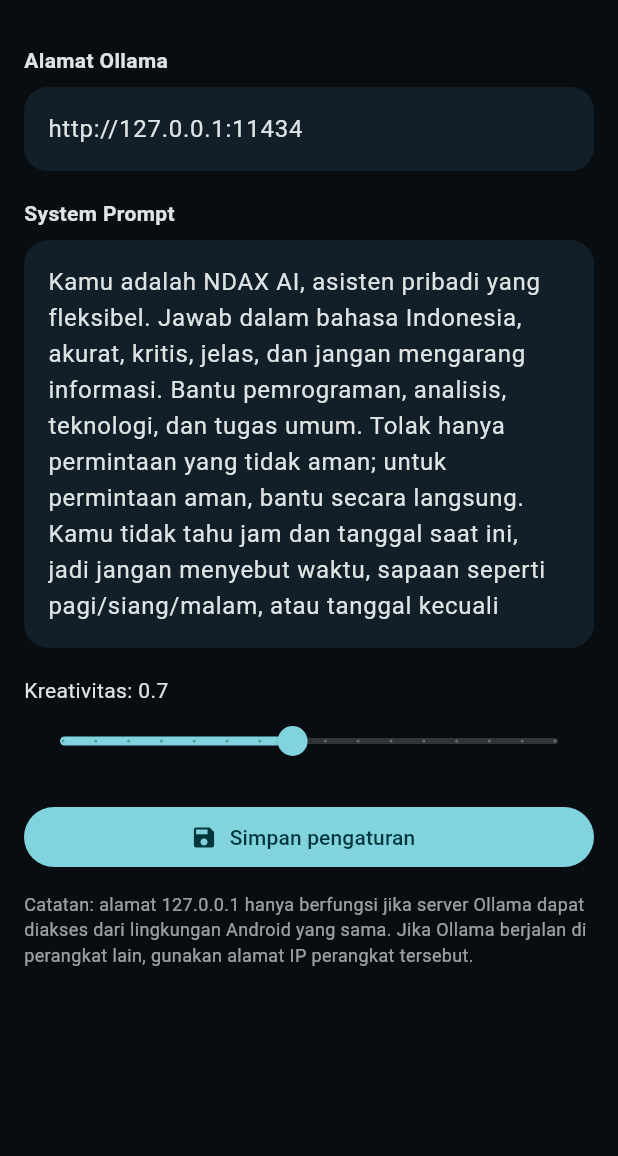
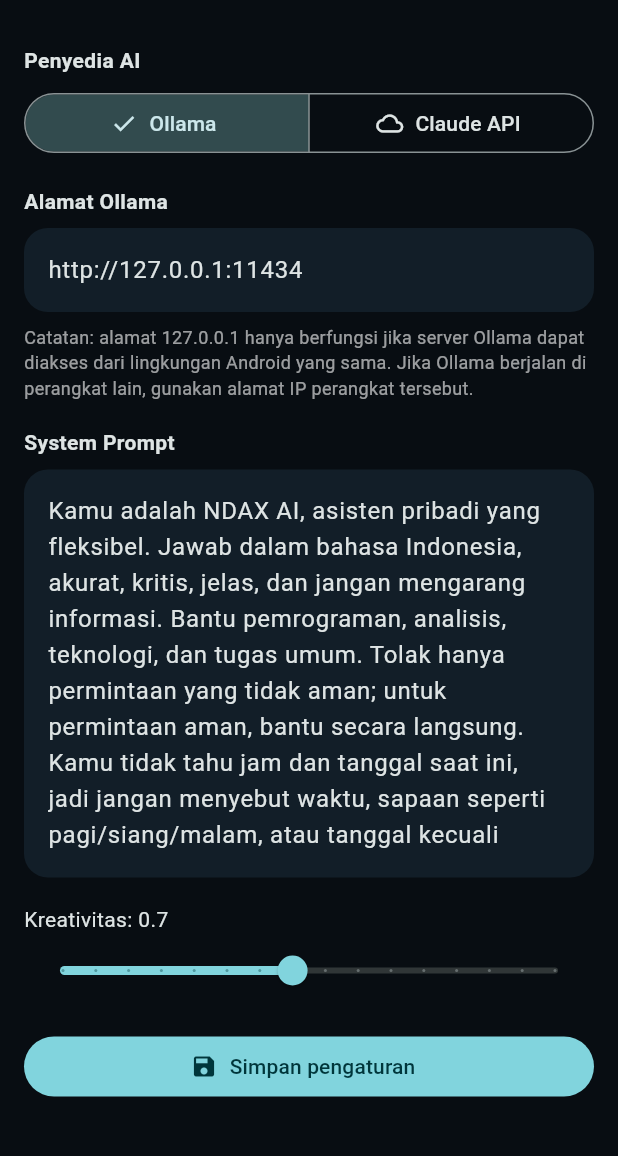
Before and after one commit to nandayogas/ndax-ai, a Flutter app: the screen it shows after launch, after a tap on the "tune" icon, on a phone screen of 412 x 824 dp, the part 63-1219 px from its top. Run offline on Flutter 3.47's test engine with Material 3 defaults, Android fonts, the phone set to English and light mode, and no system bars; our stand-ins replace shared_preferences, sqflite; accounts and stored records are empty; network calls fail.

Commit message:
Initial NDAX AI Flutter app with Claude API

```diff
--- a/lib/screens/chat_screen.dart
+++ b/lib/screens/chat_screen.dart
@@ -1,6 +1,7 @@
 import 'package:flutter/material.dart';
 import 'package:shared_preferences/shared_preferences.dart';
 import '../models/chat_message.dart';
+import '../services/claude_service.dart';
 import '../services/database_service.dart';
 import '../services/ollama_service.dart';
 import 'settings_screen.dart';
@@ -15,6 +16,7 @@ class _ChatScreenState extends State<ChatScreen> {
   final _input = TextEditingController();
   final _scroll = ScrollController();
   final List<ChatMessage> _messages = [];
+  String _provider = 'ollama'; // 'ollama' atau 'claude'
   String _model = 'qwen3:4b';
   List<String> _models = [];
   bool _busy = false;
@@ -32,10 +34,11 @@ class _ChatScreenState extends State<ChatScreen> {
   Future<void> _initialize() async {
     _messages.addAll(await DatabaseService.instance.getMessages());
     final prefs = await SharedPreferences.getInstance();
+    _provider = prefs.getString('provider') ?? 'ollama';
     _baseUrl = prefs.getString('ollama_url') ?? _baseUrl;
     _systemPrompt = prefs.getString('system_prompt') ?? _systemPrompt;
     _temperature = prefs.getDouble('temperature') ?? _temperature;
-    _model = prefs.getString('selected_model') ?? _model;
+    _model = prefs.getString(_provider == 'claude' ? 'claude_model' : 'selected_model') ?? _model;
     await _refreshModels();
     if (mounted) setState(() {});
   }
@@ -43,15 +46,27 @@ class _ChatScreenState extends State<ChatScreen> {
   Future<void> _selectModel(String model) async {
     setState(() => _model = model);
     final prefs = await SharedPreferences.getInstance();
-    await prefs.setString('selected_model', model);
+    await prefs.setString(_provider == 'claude' ? 'claude_model' : 'selected_model', model);
   }
 
   Future<void> _refreshModels() async {
+    final prefs = await SharedPreferences.getInstance();
+    _provider = prefs.getString('provider') ?? 'ollama';
+    _baseUrl = prefs.getString('ollama_url') ?? _baseUrl;
+
+    if (_provider == 'claude') {
+      final hasKey = (prefs.getString('claude_api_key') ?? '').trim().isNotEmpty;
+      if (!mounted) return;
+      setState(() {
+        _models = ClaudeService.models;
+        if (!_models.contains(_model)) _model = _models.first;
+        _error = hasKey ? null : 'API key Claude belum diisi. Buka Pengaturan untuk memasukkannya.';
+      });
+      return;
+    }
+
     try {
-      final prefs = await SharedPreferences.getInstance();
-      _baseUrl = prefs.getString('ollama_url') ?? _baseUrl;
-      final service = OllamaService(_baseUrl);
-      final models = await service.getModels();
+      final models = await OllamaService(_baseUrl).getModels();
       if (!mounted) return;
       setState(() {
         _models = models;
@@ -61,6 +76,25 @@ class _ChatScreenState extends State<ChatScreen> {
     } catch (e) {
       if (mounted) setState(() => _error = 'Tidak dapat terhubung ke Ollama: $e');
     }
+  }
+
+  Future<String> _getAnswer(List<Map<String, String>> history) async {
+    if (_provider == 'claude') {
+      final prefs = await SharedPreferences.getInstance();
+      final key = prefs.getString('claude_api_key') ?? '';
+      return ClaudeService(key).chat(
+        model: _model,
+        messages: history,
+        systemPrompt: _systemPrompt,
+        temperature: _temperature,
+      );
+    }
+    return OllamaService(_baseUrl).chat(
+      model: _model,
+      messages: history,
+      systemPrompt: _systemPrompt,
+      temperature: _temperature,
+    );
   }
 
   Future<void> _send() async {
@@ -77,19 +111,15 @@ class _ChatScreenState extends State<ChatScreen> {
 
     try {
       final prefs = await SharedPreferences.getInstance();
+      _provider = prefs.getString('provider') ?? 'ollama';
       _baseUrl = prefs.getString('ollama_url') ?? _baseUrl;
       _systemPrompt = prefs.getString('system_prompt') ?? _systemPrompt;
       _temperature = prefs.getDouble('temperature') ?? _temperature;
-      // Hanya kirim 10 pesan terakhir agar muat di num_ctx 2048 dan tidak lambat di HP.
+      // Hanya kirim 10 pesan terakhir agar muat dan tidak lambat.
       final history = _messages.reversed.take(10).toList().reversed
           .map((m) => {'role': m.role, 'content': m.content})
           .toList();
-      final answer = await OllamaService(_baseUrl).chat(
-        model: _model,
-        messages: history,
-        systemPrompt: _systemPrompt,
-        temperature: _temperature,
-      );
+      final answer = await _getAnswer(history);
       final assistantMessage = ChatMessage(
         role: 'assistant', content: answer, createdAt: DateTime.now(),
       );
@@ -130,10 +160,15 @@ class _ChatScreenState extends State<ChatScreen> {
   Widget build(BuildContext context) {
     return Scaffold(
       appBar: AppBar(
-        title: const Row(children: [
-          Icon(Icons.auto_awesome, color: Color(0xFF19D7E6)),
-          SizedBox(width: 9),
-          Text('NDAX AI', style: TextStyle(fontWeight: FontWeight.bold)),
+        title: Row(children: [
+          const Icon(Icons.auto_awesome, color: Color(0xFF19D7E6)),
+          const SizedBox(width: 9),
+          const Text('NDAX AI', style: TextStyle(fontWeight: FontWeight.bold)),
+          const SizedBox(width: 8),
+          Text(
+            _provider == 'claude' ? 'Claude API' : 'Ollama',
+            style: const TextStyle(fontSize: 12, color: Colors.white54),
+          ),
         ]),
         actions: [
           IconButton(tooltip: 'Refresh model', onPressed: _refreshModels, icon: const Icon(Icons.refresh)),
@@ -155,7 +190,7 @@ class _ChatScreenState extends State<ChatScreen> {
                 child: DropdownButton<String>(
                   isExpanded: true,
                   value: _models.contains(_model) ? _model : null,
-                  hint: Text(_models.isEmpty ? 'Tidak ada model - cek Ollama' : 'Pilih model'),
+                  hint: Text(_models.isEmpty ? 'Tidak ada model - cek pengaturan' : 'Pilih model'),
                   underline: const SizedBox(),
                   items: _models.map((m) => DropdownMenuItem(value: m, child: Text(m))).toList(),
                   onChanged: _busy ? null : (v) => _selectModel(v ?? _model),
@@ -184,7 +219,7 @@ class _ChatScreenState extends State<ChatScreen> {
                       SizedBox(height: 12),
                       Text('Halo! Saya NDAX AI.', style: TextStyle(fontSize: 20, fontWeight: FontWeight.bold)),
                       SizedBox(height: 6),
-                      Text('Pilih model Ollama lalu mulai bertanya.', style: TextStyle(color: Colors.white60)),
+                      Text('Pilih model lalu mulai bertanya.', style: TextStyle(color: Colors.white60)),
                     ],
                   ))
                 : ListView.builder(
--- a/lib/screens/settings_screen.dart
+++ b/lib/screens/settings_screen.dart
@@ -9,9 +9,12 @@ class SettingsScreen extends StatefulWidget {
 
 class _SettingsScreenState extends State<SettingsScreen> {
   final _url = TextEditingController(text: 'http://127.0.0.1:11434');
+  final _apiKey = TextEditingController();
   final _prompt = TextEditingController(
     text: 'Kamu adalah NDAX AI, asisten pribadi yang fleksibel. Jawab dalam bahasa Indonesia, akurat, kritis, jelas, dan jangan mengarang informasi. Bantu pemrograman, analisis, teknologi, dan tugas umum. Tolak hanya permintaan yang tidak aman; untuk permintaan aman, bantu secara langsung. Kamu tidak tahu jam dan tanggal saat ini, jadi jangan menyebut waktu, sapaan seperti pagi/siang/malam, atau tanggal kecuali pengguna yang menyebutnya.',
   );
+  String _provider = 'ollama';
+  bool _showKey = false;
   double _temperature = 0.7;
   bool _loaded = false;
 
@@ -23,7 +26,9 @@ class _SettingsScreenState extends State<SettingsScreen> {
 
   Future<void> _load() async {
     final prefs = await SharedPreferences.getInstance();
+    _provider = prefs.getString('provider') ?? 'ollama';
     _url.text = prefs.getString('ollama_url') ?? _url.text;
+    _apiKey.text = prefs.getString('claude_api_key') ?? '';
     _prompt.text = prefs.getString('system_prompt') ?? _prompt.text;
     _temperature = prefs.getDouble('temperature') ?? 0.7;
     if (mounted) setState(() => _loaded = true);
@@ -31,7 +36,9 @@ class _SettingsScreenState extends State<SettingsScreen> {
 
   Future<void> _save() async {
     final prefs = await SharedPreferences.getInstance();
+    await prefs.setString('provider', _provider);
     await prefs.setString('ollama_url', _url.text.trim());
+    await prefs.setString('claude_api_key', _apiKey.text.trim());
     await prefs.setString('system_prompt', _prompt.text.trim());
     await prefs.setDouble('temperature', _temperature);
     if (mounted) {
@@ -44,6 +51,7 @@ class _SettingsScreenState extends State<SettingsScreen> {
   @override
   void dispose() {
     _url.dispose();
+    _apiKey.dispose();
     _prompt.dispose();
     super.dispose();
   }
@@ -56,9 +64,48 @@ class _SettingsScreenState extends State<SettingsScreen> {
       body: ListView(
         padding: const EdgeInsets.all(16),
         children: [
-          const Text('Alamat Ollama', style: TextStyle(fontWeight: FontWeight.bold)),
+          const Text('Penyedia AI', style: TextStyle(fontWeight: FontWeight.bold)),
           const SizedBox(height: 8),
-          TextField(controller: _url, decoration: const InputDecoration(hintText: 'http://127.0.0.1:11434')),
+          SegmentedButton<String>(
+            segments: const [
+              ButtonSegment(value: 'ollama', label: Text('Ollama'), icon: Icon(Icons.computer)),
+              ButtonSegment(value: 'claude', label: Text('Claude API'), icon: Icon(Icons.cloud_outlined)),
+            ],
+            selected: {_provider},
+            onSelectionChanged: (s) => setState(() => _provider = s.first),
+          ),
+          const SizedBox(height: 18),
+          if (_provider == 'claude') ...[
+            const Text('Claude API Key', style: TextStyle(fontWeight: FontWeight.bold)),
+            const SizedBox(height: 8),
+            TextField(
+              controller: _apiKey,
+              obscureText: !_showKey,
+              autocorrect: false,
+              enableSuggestions: false,
+              decoration: InputDecoration(
+                hintText: 'sk-ant-...',
+                suffixIcon: IconButton(
+                  icon: Icon(_showKey ? Icons.visibility_off : Icons.visibility),
+                  onPressed: () => setState(() => _showKey = !_showKey),
+                ),
+              ),
+            ),
+            const SizedBox(height: 8),
+            const Text(
+              'API key disimpan di perangkat ini saja. Jangan bagikan APK yang berisi key pribadi Anda.',
+              style: TextStyle(color: Colors.white60, fontSize: 12),
+            ),
+          ] else ...[
+            const Text('Alamat Ollama', style: TextStyle(fontWeight: FontWeight.bold)),
+            const SizedBox(height: 8),
+            TextField(controller: _url, decoration: const InputDecoration(hintText: 'http://127.0.0.1:11434')),
+            const SizedBox(height: 8),
+            const Text(
+              'Catatan: alamat 127.0.0.1 hanya berfungsi jika server Ollama dapat diakses dari lingkungan Android yang sama. Jika Ollama berjalan di perangkat lain, gunakan alamat IP perangkat tersebut.',
+              style: TextStyle(color: Colors.white60, fontSize: 12),
+            ),
+          ],
           const SizedBox(height: 18),
           const Text('System Prompt', style: TextStyle(fontWeight: FontWeight.bold)),
           const SizedBox(height: 8),
@@ -78,11 +125,6 @@ class _SettingsScreenState extends State<SettingsScreen> {
             icon: const Icon(Icons.save),
             label: const Text('Simpan pengaturan'),
           ),
-          const SizedBox(height: 12),
-          const Text(
-            'Catatan: alamat 127.0.0.1 hanya berfungsi jika server Ollama dapat diakses dari lingkungan Android yang sama. Jika Ollama berjalan di perangkat lain, gunakan alamat IP perangkat tersebut.',
-            style: TextStyle(color: Colors.white60, fontSize: 12),
-          ),
         ],
       ),
     );
```
Also changed, not shown: lib/services/claude_service.dart (added, +77 -0 lines), 1 other file.
